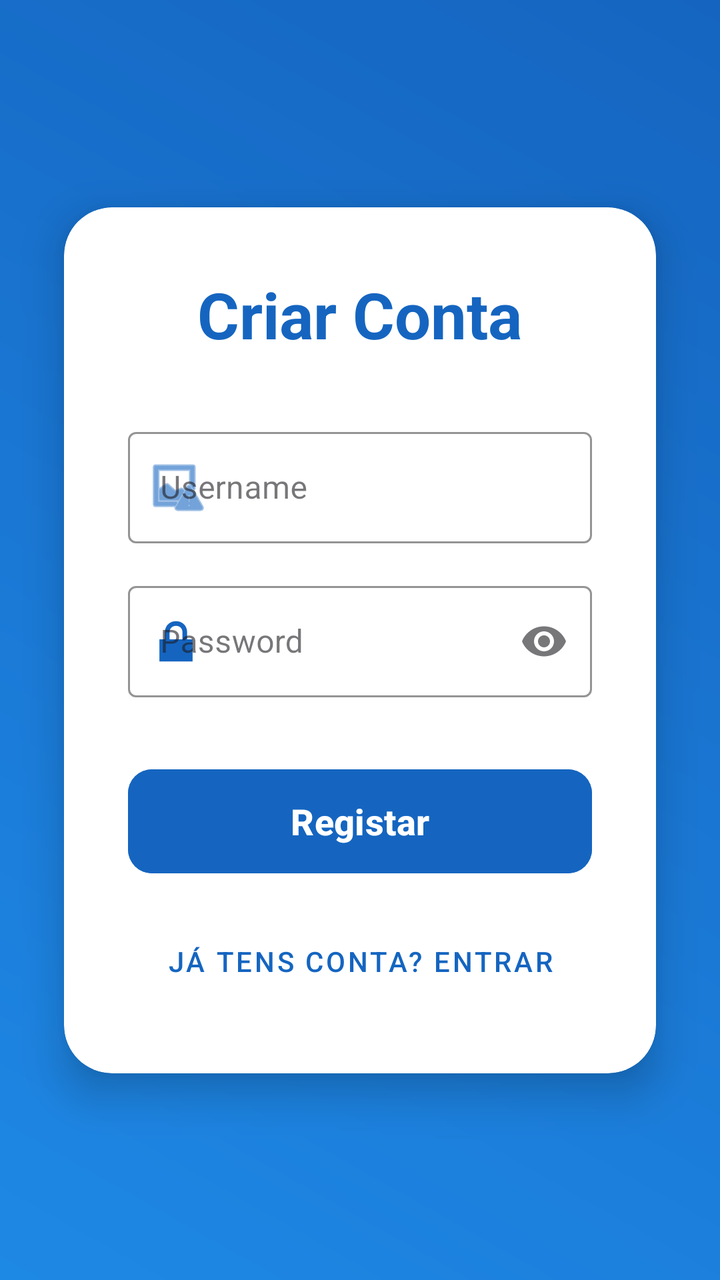
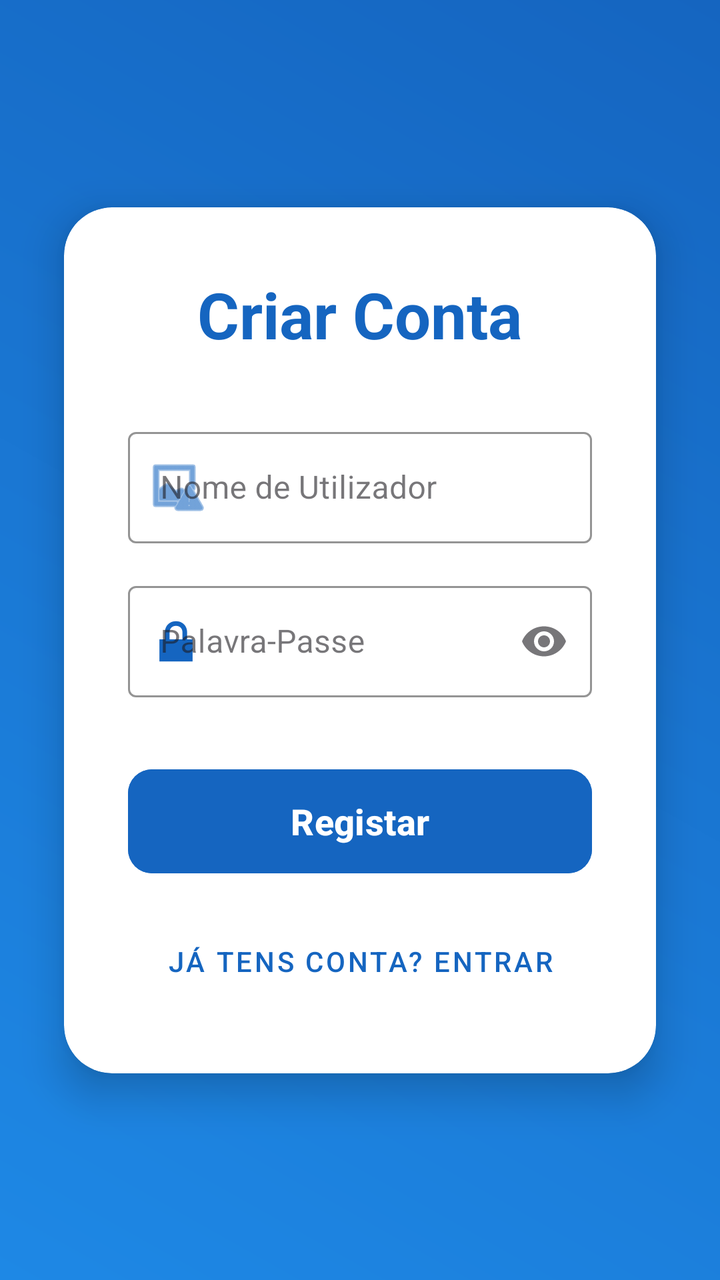

Screens rendered from an Android XML layout before and after an edit, with the pre-edit source and the edit as a unified diff.
<!-- AndroidManifest.xml: application theme Theme.WeatherSense -->
<!-- res/layout/activity_register.xml -->
<?xml version="1.0" encoding="utf-8"?>
<androidx.constraintlayout.widget.ConstraintLayout
    xmlns:android="http://schemas.android.com/apk/res/android"
    xmlns:app="http://schemas.android.com/apk/res-auto"
    xmlns:tools="http://schemas.android.com/tools"
    android:layout_width="match_parent"
    android:layout_height="match_parent"
    android:background="@drawable/bg_gradient"
    tools:context=".RegisterActivity">

    <androidx.cardview.widget.CardView
        android:layout_width="0dp"
        android:layout_height="wrap_content"
        android:layout_marginHorizontal="32dp"
        app:cardCornerRadius="24dp"
        app:cardElevation="12dp"
        app:cardBackgroundColor="@color/white"
        app:layout_constraintBottom_toBottomOf="parent"
        app:layout_constraintEnd_toEndOf="parent"
        app:layout_constraintStart_toStartOf="parent"
        app:layout_constraintTop_toTopOf="parent">

        <LinearLayout
            android:layout_width="match_parent"
            android:layout_height="wrap_content"
            android:orientation="vertical"
            android:gravity="center_horizontal"
            android:padding="32dp">

            <TextView
                android:id="@+id/tvTitle"
                android:layout_width="wrap_content"
                android:layout_height="wrap_content"
                android:text="Criar Conta"
                android:textColor="#1565C0"
                android:textSize="32sp"
                android:textStyle="bold"
                android:layout_marginBottom="32dp"/>

            <com.google.android.material.textfield.TextInputLayout
                android:layout_width="match_parent"
                android:layout_height="wrap_content"
                android:hint="Username"
                style="@style/Widget.MaterialComponents.TextInputLayout.OutlinedBox"
                app:boxStrokeColor="#1565C0"
                app:startIconDrawable="@android:drawable/ic_menu_report_image"
                app:startIconTint="#1565C0">

                <com.google.android.material.textfield.TextInputEditText
                    android:id="@+id/etUsername"
                    android:layout_width="match_parent"
                    android:layout_height="wrap_content"
                    android:inputType="text"
                    android:textColor="@color/black"/>
            </com.google.android.material.textfield.TextInputLayout>

            <com.google.android.material.textfield.TextInputLayout
                android:layout_width="match_parent"
                android:layout_height="wrap_content"
                android:layout_marginTop="16dp"
                android:hint="Password"
                style="@style/Widget.MaterialComponents.TextInputLayout.OutlinedBox"
                app:boxStrokeColor="#1565C0"
                app:endIconMode="password_toggle"
                app:startIconDrawable="@android:drawable/ic_lock_lock"
                app:startIconTint="#1565C0">

                <com.google.android.material.textfield.TextInputEditText
                    android:id="@+id/etPassword"
                    android:layout_width="match_parent"
                    android:layout_height="wrap_content"
                    android:inputType="textPassword"
                    android:textColor="@color/black"/>
            </com.google.android.material.textfield.TextInputLayout>

            <Button
                android:id="@+id/btnRegister"
                android:layout_width="match_parent"
                android:layout_height="60dp"
                android:layout_marginTop="32dp"
                android:text="Registar"
                android:textSize="18sp"
                android:textStyle="bold"
                android:backgroundTint="#1565C0"
                app:cornerRadius="12dp"/>

            <Button
                android:id="@+id/btnBackToLogin"
                style="@style/Widget.MaterialComponents.Button.TextButton"
                android:layout_width="wrap_content"
                android:layout_height="wrap_content"
                android:layout_marginTop="16dp"
                android:text="Já tens conta? Entrar"
                android:textColor="#1565C0" />

        </LinearLayout>
    </androidx.cardview.widget.CardView>

</androidx.constraintlayout.widget.ConstraintLayout>
<!-- resources referenced by this layout -->
<resources>
  <color name="black">#000000</color>
  <color name="white">#FFFFFF</color>
  <!-- drawable bg_gradient (drawable) -->
  <?xml version="1.0" encoding="utf-8"?>
  <shape xmlns:android="http://schemas.android.com/apk/res/android">
      <gradient
          android:angle="45"
          android:startColor="#1E88E5"
          android:endColor="#1565C0"
          android:type="linear" />
  </shape>
  <style name="Theme.WeatherSense" parent="Base.Theme.WeatherSense" />
  <style name="Base.Theme.WeatherSense" parent="Theme.Material3.DayNight.NoActionBar">
          
          
      </style>
</resources>

<!-- the commit's change to res/layout/activity_register.xml (unified diff, before → after) -->
@@ -40,7 +40,7 @@
             <com.google.android.material.textfield.TextInputLayout
                 android:layout_width="match_parent"
                 android:layout_height="wrap_content"
-                android:hint="Username"
+                android:hint="Nome de Utilizador"
                 style="@style/Widget.MaterialComponents.TextInputLayout.OutlinedBox"
                 app:boxStrokeColor="#1565C0"
                 app:startIconDrawable="@android:drawable/ic_menu_report_image"
@@ -58,7 +58,7 @@
                 android:layout_width="match_parent"
                 android:layout_height="wrap_content"
                 android:layout_marginTop="16dp"
-                android:hint="Password"
+                android:hint="Palavra-Passe"
                 style="@style/Widget.MaterialComponents.TextInputLayout.OutlinedBox"
                 app:boxStrokeColor="#1565C0"
                 app:endIconMode="password_toggle"
